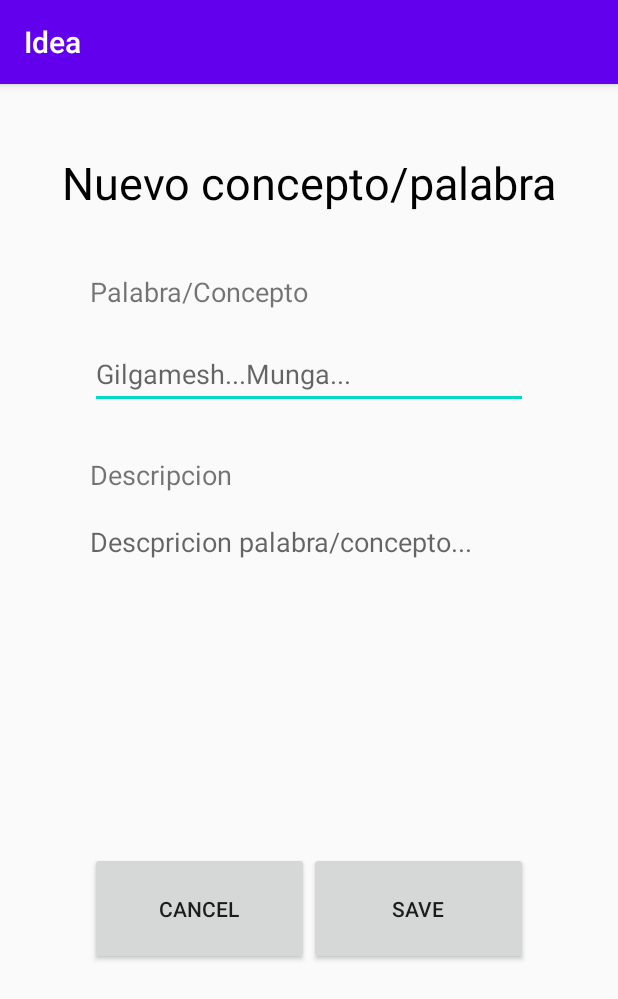
After one commit to eribv94/Idea, an Android app: the CreateGlosarioActivity screen opened directly, with no data from a screen before it, on a phone screen of 412 x 824 dp. The commit adds this screen. Shown: the top 999 px of the screen. Run offline under Robolectric (Android 15) with nearby library versions, the phone set to English and light mode, and no system bars.

Commit message:
CreateGlosarioActivity aniade palabras a base de datos

```diff
--- a/app/src/main/AndroidManifest.xml
+++ b/app/src/main/AndroidManifest.xml
@@ -15,7 +15,7 @@
         android:supportsRtl="true"
         android:theme="@style/AppTheme">
         <activity android:name=".GlosarioActivity"></activity>
-        <activity android:name=".creation.CreateGlosario" />
+        <activity android:name=".creation.CreateGlosarioActivity" />
         <activity android:name=".creation.CreateScreenshotActivity" />
         <activity android:name=".creation.CreateBusquedaActivity" />
         <activity android:name=".creation.CreateIdeaActivity" />
--- a/app/src/main/java/com/velsrom/idea/MainActivity.java
+++ b/app/src/main/java/com/velsrom/idea/MainActivity.java
@@ -14,6 +14,7 @@ import android.widget.Toast;
 import com.getbase.floatingactionbutton.FloatingActionButton;
 import com.getbase.floatingactionbutton.FloatingActionsMenu;
 import com.velsrom.idea.creation.CreateBusquedaActivity;
+import com.velsrom.idea.creation.CreateGlosarioActivity;
 import com.velsrom.idea.creation.CreateIdeaActivity;
 import com.velsrom.idea.creation.CreateScreenshotActivity;
 
@@ -137,8 +138,8 @@ public class MainActivity extends AppCompatActivity {
                 floatingAddMenu.collapse();
 
                 //Ir a actividad para glosario. (actividad con nav egador y que al picar un boton se haga screenshot del cuadro del navegador
-                //Intent intent = new Intent(MainActivity.this, IdeasActivity.class);
-                //startActivity(intent);
+                Intent intent = new Intent(MainActivity.this, CreateGlosarioActivity.class);
+                startActivity(intent);
             }
         });
 
--- a/app/src/main/java/com/velsrom/idea/creation/CreateGlosario.java
+++ /dev/null
@@ -1,16 +0,0 @@
-package com.velsrom.idea.creation;
-
-import androidx.appcompat.app.AppCompatActivity;
-
-import android.os.Bundle;
-
-import com.velsrom.idea.R;
-
-public class CreateGlosario extends AppCompatActivity {
-
-    @Override
-    protected void onCreate(Bundle savedInstanceState) {
-        super.onCreate(savedInstanceState);
-        setContentView(R.layout.activity_create_glosario);
-    }
-}
--- /dev/null
+++ b/app/src/main/java/com/velsrom/idea/creation/CreateGlosarioActivity.java
@@ -0,0 +1,73 @@
+package com.velsrom.idea.creation;
+
+import androidx.appcompat.app.AppCompatActivity;
+
+import android.content.ContentValues;
+import android.database.Cursor;
+import android.database.sqlite.SQLiteDatabase;
+import android.os.Bundle;
+import android.util.Log;
+import android.view.View;
+import android.widget.EditText;
+import android.widget.Toast;
+
+import com.velsrom.idea.R;
+
+public class CreateGlosarioActivity extends AppCompatActivity {
+
+    EditText wordEditText, descripcionEditText;
+
+    @Override
+    protected void onCreate(Bundle savedInstanceState) {
+        super.onCreate(savedInstanceState);
+        setContentView(R.layout.activity_create_glosario);
+
+        wordEditText = findViewById(R.id.wordEditText);
+        descripcionEditText = findViewById(R.id.descripcionEditText);
+    }
+
+    public void saveWord(View view){
+        String word = wordEditText.getText().toString();
+        String definicion = descripcionEditText.getText().toString();
+
+        if(!word.equals("") && !definicion.equals(""))
+        {
+            try {
+                SQLiteDatabase ideasDatabase = this.openOrCreateDatabase("Ideas", MODE_PRIVATE, null);
+
+                ideasDatabase.execSQL("CREATE TABLE IF NOT EXISTS glosario (palabra VARCHAR, definicion VARCHAR)");
+
+                ContentValues cv = new ContentValues();
+                String capitalizedWord = word.substring(0, 1).toUpperCase() + word.substring(1);
+                cv.put("palabra", capitalizedWord);
+                cv.put("definicion", definicion);
+                ideasDatabase.insert("glosario", null, cv);
+
+                Cursor c = ideasDatabase.rawQuery("SELECT * FROM ideas", null);
+
+                int titleIndex = c.getColumnIndex("palabra");
+                int ideaIndex = c.getColumnIndex("definicion");
+
+                c.moveToFirst();
+
+                while (!c.isAfterLast()) {
+                    Log.i("palabra", c.getString(titleIndex));
+                    Log.i("definicion", c.getString(ideaIndex));
+                    c.moveToNext();
+                }
+
+                Toast.makeText(getApplicationContext(), "Word saved", Toast.LENGTH_SHORT).show();
+            } catch (Exception e) {
+                e.printStackTrace();
+            }
+            finish();
+        }
+        else {
+            Toast.makeText(getApplicationContext(), "Llenar los datos correctamente", Toast.LENGTH_SHORT).show();
+        }
+    }
+
+    public void cancel(View view){
+        finish();
+    }
+}
--- /dev/null
+++ b/app/src/main/res/drawable/backwithborder.xml
@@ -0,0 +1,9 @@
+<?xml version="1.0" encoding="utf-8"?>
+<selector xmlns:android="http://schemas.android.com/apk/res/android">
+    <shape xmlns:android="http://schemas.android.com/apk/res/android"
+        android:shape="rectangle">
+        <stroke
+            android:width="2dp"
+            android:color="#ffffff" />
+    </shape>
+</selector>
--- a/app/src/main/res/layout/activity_create_glosario.xml
+++ b/app/src/main/res/layout/activity_create_glosario.xml
@@ -4,6 +4,99 @@
     xmlns:tools="http://schemas.android.com/tools"
     android:layout_width="match_parent"
     android:layout_height="match_parent"
-    tools:context=".creation.CreateGlosario">
+    tools:context=".creation.CreateGlosarioActivity">
 
+    <TextView
+        android:id="@+id/textView7"
+        android:layout_width="wrap_content"
+        android:layout_height="wrap_content"
+        android:layout_marginTop="45dp"
+        android:text="Nuevo concepto/palabra"
+        android:textColor="#000000"
+        android:textSize="30sp"
+        app:layout_constraintEnd_toEndOf="parent"
+        app:layout_constraintHorizontal_bias="0.5"
+        app:layout_constraintStart_toStartOf="parent"
+        app:layout_constraintTop_toTopOf="parent" />
+
+    <TextView
+        android:id="@+id/textView8"
+        android:layout_width="wrap_content"
+        android:layout_height="wrap_content"
+        android:layout_marginTop="40dp"
+        android:text="Palabra/Concepto"
+        android:textSize="18sp"
+        app:layout_constraintStart_toStartOf="@+id/guideline"
+        app:layout_constraintTop_toBottomOf="@+id/textView7" />
+
+    <TextView
+        android:id="@+id/textView9"
+        android:layout_width="wrap_content"
+        android:layout_height="wrap_content"
+        android:layout_marginTop="31dp"
+        android:text="Descripcion"
+        android:textSize="18sp"
+        app:layout_constraintStart_toStartOf="@+id/guideline"
+        app:layout_constraintTop_toBottomOf="@+id/wordEditText" />
+
+    <EditText
+        android:id="@+id/wordEditText"
+        android:layout_width="0dp"
+        android:layout_height="46dp"
+        android:layout_marginTop="20dp"
+        android:layout_marginEnd="60dp"
+        android:ems="10"
+        android:hint="Gilgamesh...Munga..."
+        android:inputType="textPersonName"
+        app:layout_constraintEnd_toEndOf="parent"
+        app:layout_constraintStart_toStartOf="@+id/guideline"
+        app:layout_constraintTop_toBottomOf="@+id/textView8" />
+
+    <EditText
+        android:id="@+id/descripcionEditText"
+        android:layout_width="0dp"
+        android:layout_height="179dp"
+        android:layout_marginTop="20dp"
+        android:background="@drawable/backwithborder"
+        android:ems="10"
+        android:gravity="clip_horizontal"
+        android:hint="Descpricion palabra/concepto..."
+        android:inputType="textMultiLine"
+        app:layout_constraintEnd_toEndOf="@+id/wordEditText"
+        app:layout_constraintStart_toStartOf="@+id/guideline"
+        app:layout_constraintTop_toBottomOf="@+id/textView9" />
+
+    <LinearLayout
+        android:layout_width="0dp"
+        android:layout_height="75dp"
+        android:layout_marginTop="40dp"
+        android:layout_marginEnd="60dp"
+        android:orientation="horizontal"
+        app:layout_constraintEnd_toEndOf="parent"
+        app:layout_constraintStart_toStartOf="@+id/guideline"
+        app:layout_constraintTop_toBottomOf="@+id/descripcionEditText">
+
+        <Button
+            android:id="@+id/cancelButton"
+            android:layout_width="wrap_content"
+            android:layout_height="match_parent"
+            android:layout_weight="1"
+            android:onClick="cancel"
+            android:text="Cancel" />
+
+        <Button
+            android:id="@+id/saveButton"
+            android:layout_width="wrap_content"
+            android:layout_height="match_parent"
+            android:layout_weight="1"
+            android:onClick="saveWord"
+            android:text="Save" />
+    </LinearLayout>
+
+    <androidx.constraintlayout.widget.Guideline
+        android:id="@+id/guideline"
+        android:layout_width="wrap_content"
+        android:layout_height="wrap_content"
+        android:orientation="vertical"
+        app:layout_constraintGuide_begin="60dp" />
 </androidx.constraintlayout.widget.ConstraintLayout>
--- a/app/src/main/res/layout/activity_glosario.xml
+++ b/app/src/main/res/layout/activity_glosario.xml
@@ -105,6 +105,7 @@
     </LinearLayout>
 
     <ListView
+        android:id="@+id/glosarioListView"
         android:layout_width="409dp"
         android:layout_height="0dp"
         android:layout_marginStart="1dp"
```
